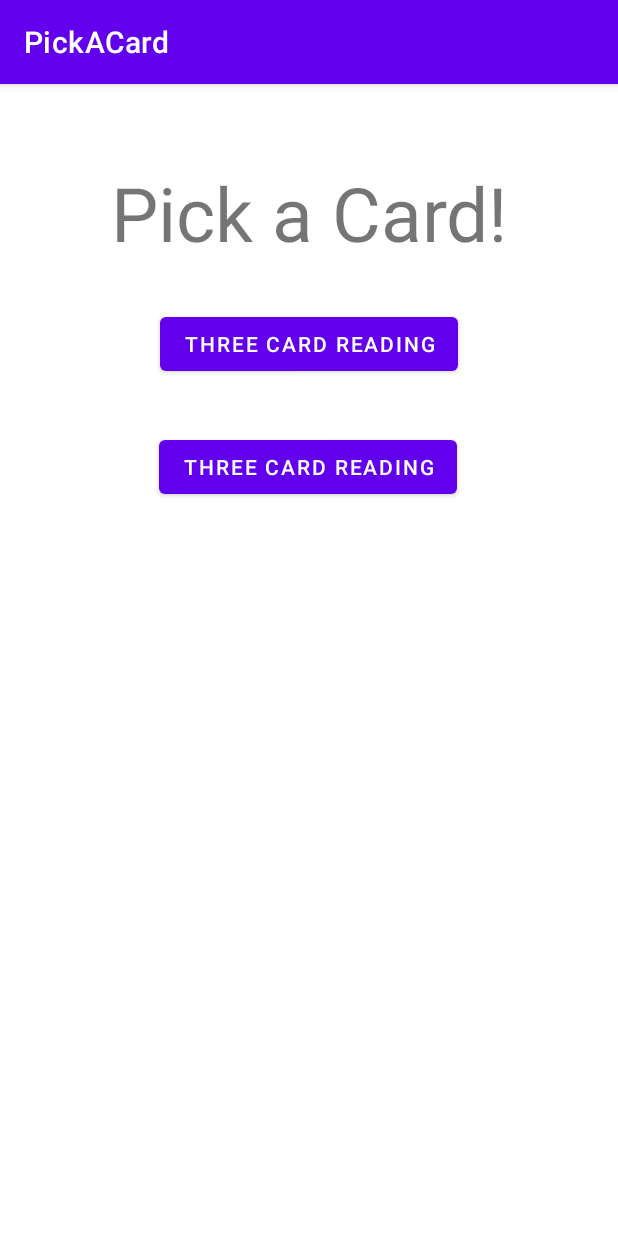
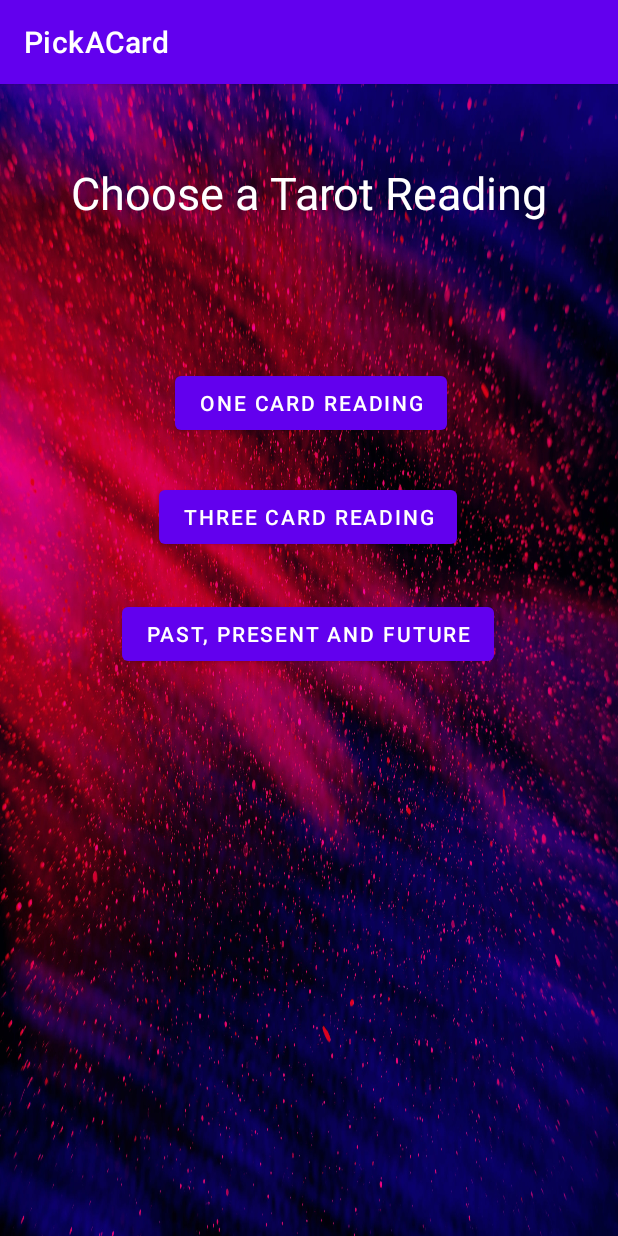
Before and after one commit to Pancakeddd/PickACard, an Android app built with Jetpack Compose: the screen it shows after launch (MainMenuActivity), on a phone screen of 412 x 824 dp. Run offline under Robolectric (Android 15) with nearby library versions, the phone set to English and light mode, and no system bars.

Commit message:
Comimt for the start of today's work.

```diff
--- a/app/src/main/java/com/example/pickacard/CardPagerAdapter.kt
+++ b/app/src/main/java/com/example/pickacard/CardPagerAdapter.kt
@@ -11,7 +11,7 @@ class CardPagerAdapter(fragment: Fragment, val extras: Bundle?) :
     FragmentStateAdapter(fragment) {
 
     override fun getItemCount(): Int {
-        return 3
+        return extras?.getInt("cardsamount")!!
     }
 
     override fun createFragment(position: Int): Fragment {
--- a/app/src/main/java/com/example/pickacard/CardShowHandActivity.kt
+++ b/app/src/main/java/com/example/pickacard/CardShowHandActivity.kt
@@ -10,7 +10,7 @@ class CardShowHandActivity : AppCompatActivity() {
         setContentView(R.layout.activity_show_hand)
         //val extras: Bundle? = intent.extras
 
-        //val pagerFragment: PagerFragment = findViewById(R.id.pagerfragment).get
+        //val pagerFragment: CardPagerFragment = findViewById(R.id.pagerfragment)
         //pagerFragment.arguments = extras
     }
 }
--- a/app/src/main/java/com/example/pickacard/MainMenuActivity.kt
+++ b/app/src/main/java/com/example/pickacard/MainMenuActivity.kt
@@ -10,12 +10,26 @@ class MainMenuActivity : AppCompatActivity() {
         super.onCreate(savedInstanceState)
         setContentView(R.layout.activity_main_menu)
 
-        var cards_3 = findViewById<Button>(R.id.threecardreading)
-
-        cards_3.setOnClickListener {
+        findViewById<Button>(R.id.onecardreading).setOnClickListener {
 
             val intent = Intent(this, PickACardActivity::class.java)
-            intent.putExtra("cardstype", "threecards")
+            intent.putExtra("cardstype", 1)
+
+            startActivity(intent)
+        }
+
+        findViewById<Button>(R.id.threecardreading).setOnClickListener {
+
+            val intent = Intent(this, PickACardActivity::class.java)
+            intent.putExtra("cardstype", 3)
+
+            startActivity(intent)
+        }
+
+        findViewById<Button>(R.id.threedailycards).setOnClickListener {
+
+            val intent = Intent(this, PickACardActivity::class.java)
+            intent.putExtra("cardstype", 3)
 
             startActivity(intent)
         }
--- a/app/src/main/res/layout/activity_main_menu.xml
+++ b/app/src/main/res/layout/activity_main_menu.xml
@@ -4,6 +4,7 @@
     xmlns:tools="http://schemas.android.com/tools"
     android:layout_width="match_parent"
     android:layout_height="match_parent"
+    android:background="@drawable/smokebackground"
     tools:context=".MainMenuActivity">
 
     <TextView
@@ -11,30 +12,43 @@
         android:layout_width="wrap_content"
         android:layout_height="wrap_content"
         android:layout_marginTop="52dp"
-        android:text="Pick a Card!"
-        android:textSize="50sp"
+        android:text="Choose a Tarot Reading"
+        android:textColor="#FFFFFF"
+        android:textSize="30sp"
         app:layout_constraintEnd_toEndOf="parent"
         app:layout_constraintStart_toStartOf="parent"
         app:layout_constraintTop_toTopOf="parent" />
 
     <Button
-        android:id="@+id/threecardreading"
+        android:id="@+id/onecardreading"
         android:layout_width="wrap_content"
         android:layout_height="wrap_content"
-        android:layout_marginTop="30dp"
-        android:text="Three card reading"
+        android:layout_marginTop="96dp"
+        android:text="One card reading"
         app:layout_constraintEnd_toEndOf="parent"
+        app:layout_constraintHorizontal_bias="0.506"
         app:layout_constraintStart_toStartOf="parent"
         app:layout_constraintTop_toBottomOf="@+id/textView" />
 
     <Button
-        android:id="@+id/threecardreading2"
+        android:id="@+id/threecardreading"
         android:layout_width="wrap_content"
         android:layout_height="wrap_content"
-        android:layout_marginTop="112dp"
+        android:layout_marginTop="28dp"
         android:text="Three card reading"
         app:layout_constraintEnd_toEndOf="parent"
         app:layout_constraintHorizontal_bias="0.497"
         app:layout_constraintStart_toStartOf="parent"
-        app:layout_constraintTop_toBottomOf="@+id/textView" />
+        app:layout_constraintTop_toBottomOf="@+id/onecardreading" />
+
+    <Button
+        android:id="@+id/threedailycards"
+        android:layout_width="wrap_content"
+        android:layout_height="wrap_content"
+        android:layout_marginTop="30dp"
+        android:text="Past, Present and Future"
+        app:layout_constraintEnd_toEndOf="parent"
+        app:layout_constraintHorizontal_bias="0.497"
+        app:layout_constraintStart_toStartOf="parent"
+        app:layout_constraintTop_toBottomOf="@+id/threecardreading" />
 </androidx.constraintlayout.widget.ConstraintLayout>
--- a/app/src/main/res/layout/activity_pick_acard.xml
+++ b/app/src/main/res/layout/activity_pick_acard.xml
@@ -4,6 +4,7 @@
     xmlns:tools="http://schemas.android.com/tools"
     android:layout_width="match_parent"
     android:layout_height="match_parent"
+    android:background="@drawable/smokebackground"
     tools:context=".PickACardActivity">
 
     <androidx.fragment.app.FragmentContainerView
```
Also changed, not shown: app/src/main/java/com/example/pickacard/Arcana.kt (+7 -3 lines), app/src/main/java/com/example/pickacard/Card.kt (+14 -1 lines), app/src/main/java/com/example/pickacard/CardPickFragment.kt (+6 -5 lines), app/src/main/java/com/example/pickacard/PickACardActivity.kt (+2 -5 lines), app/src/main/res/layout/activity_cardslideshow_layout.xml (+4 -29 lines), app/src/main/res/drawable/back.jpg, app/src/main/res/drawable/smokebackground.jpg (added).
